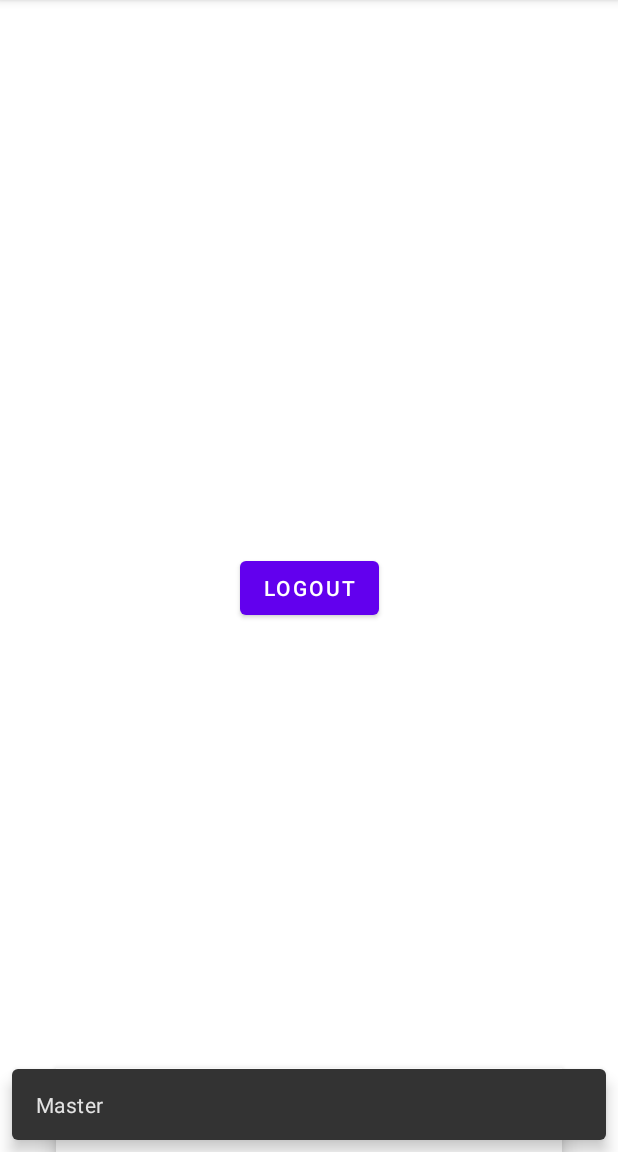
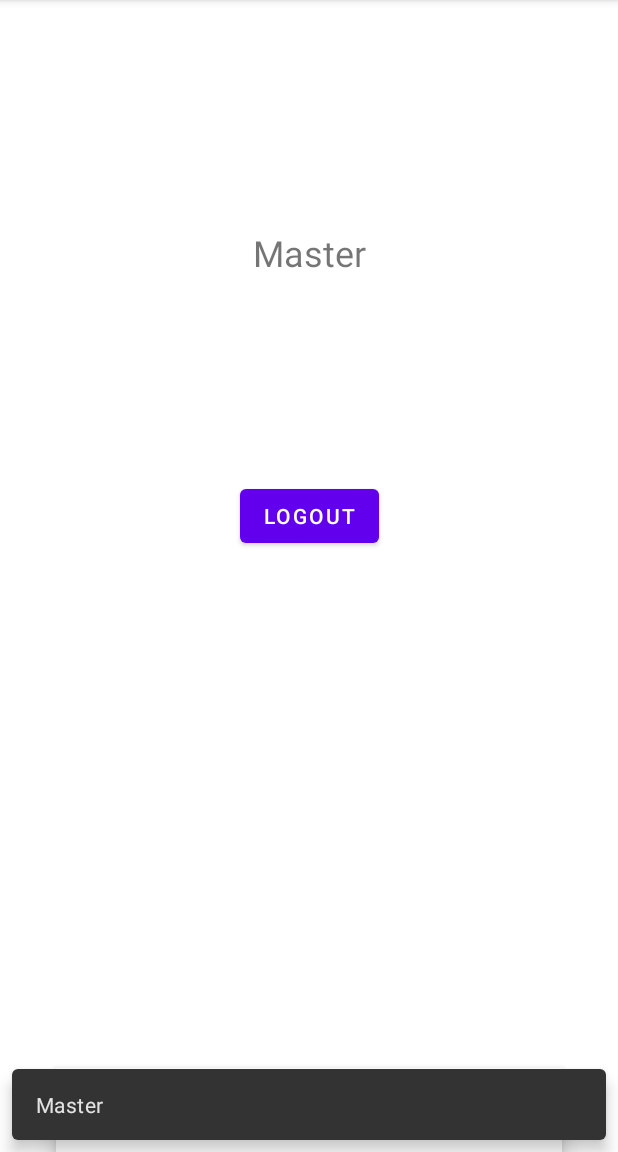
Before and after one commit to maeterriUTN/booklist, an Android app: the UserFragment screen opened through its navigation route, on a phone screen of 412 x 824 dp, the part 84-1236 px from its top. Run offline under Robolectric (Android 15) with nearby library versions, the light colour scheme and no system bars; our stand-ins replace Room's generated code, navigation-ui; 2 statements that could not run were skipped.

Commit message:
Falta Splash screen y arreglar vistas de pantallas

```diff
--- a/app/src/main/java/com/utn/booklist/fragments/LoginFragment.kt
+++ b/app/src/main/java/com/utn/booklist/fragments/LoginFragment.kt
@@ -38,8 +38,13 @@ class LoginFragment : Fragment() {
         textPass=v.findViewById(R.id.editTextPassword)
         btnLogin=v.findViewById(R.id.buttonLogin)
         btnNew=v.findViewById(R.id.buttonNew)
-        listOfuser.add(User(1,"marcelo","1234"))
-        listOfuser.add(User(2,"prueba","password"))
+       //listOfuser.add(User(1,"marcelo","1234"))
+        //listOfuser.add(User(2,"prueba","password"))
+        db = AppDatabase.getInstance(v.context)
+        usuariosDao = db?.usuariosDao()
+        usuariosDao?.insertUsuario(User(1,"marcelo","1234"))
+        usuariosDao?.insertUsuario(User(2,"mariela","4567"))
+        usuariosDao?.insertUsuario(User(3,"pedro","4567"))
 
 
         return v
@@ -47,12 +52,6 @@ class LoginFragment : Fragment() {
 
     override fun onStart() {
         super.onStart()
-        db = AppDatabase.getInstance(v.context)
-        usuariosDao = db?.usuariosDao()
-        usuariosDao?.insertUsuario(User(1,"marcelo","1234"))
-        usuariosDao?.insertUsuario(User(2,"mariela","4567"))
-        usuariosDao?.insertUsuario(User(3,"pedro","4567"))
-
 
         btnLogin.setOnClickListener {
             if (usuariosDao?.fetchUserByUser(textUser.text.toString())!=null)
--- a/app/src/main/java/com/utn/booklist/fragments/UserFragment.kt
+++ b/app/src/main/java/com/utn/booklist/fragments/UserFragment.kt
@@ -8,22 +8,33 @@ import android.view.View
 import android.view.ViewGroup
 import android.widget.Button
 import android.widget.ImageView
+import android.widget.TextView
 import com.bumptech.glide.Glide
 import com.utn.booklist.R
 import com.utn.booklist.activities.LoginActivity
+import com.utn.booklist.entities.AppDatabase
+import com.utn.booklist.entities.User
+import com.utn.booklist.entities.UsuariosDao
 
 class UserFragment : Fragment() {
 
     lateinit var v : View
 
     lateinit var btnLogout : Button
+    lateinit var txtUsuario : TextView
+    private var db: AppDatabase? = null
+    private var usuariosDao: UsuariosDao? = null
+    var usuarioactual : User = User(999,"Master","1234")
     override fun onCreateView(
         inflater: LayoutInflater, container: ViewGroup?,
         savedInstanceState: Bundle?
     ): View? {
         v= inflater.inflate(R.layout.fragment_user, container, false)
+        db = AppDatabase.getInstance(v.context)
+        usuariosDao = db?.usuariosDao()
 
         btnLogout=v.findViewById(R.id.buttonLogout)
+        txtUsuario=v.findViewById(R.id.textViewUsuario)
 
 
         return v
@@ -31,6 +42,8 @@ class UserFragment : Fragment() {
 
     override fun onStart() {
         super.onStart()
+        usuarioactual = usuariosDao?.fetchUserById(999)!!
+        txtUsuario.setText(usuarioactual.user.toString())
         btnLogout.setOnClickListener {
             var intent = Intent(context, LoginActivity::class.java)
             startActivity(intent)
--- a/app/src/main/res/layout/fragment_login.xml
+++ b/app/src/main/res/layout/fragment_login.xml
@@ -14,7 +14,6 @@
         android:layout_marginBottom="16dp"
         android:ems="10"
         android:inputType="textPersonName"
-        android:text="User"
         app:layout_constraintBottom_toTopOf="@+id/editTextPassword"
         app:layout_constraintEnd_toEndOf="@+id/textView4"
         app:layout_constraintHorizontal_bias="0.52"
--- a/app/src/main/res/layout/fragment_user.xml
+++ b/app/src/main/res/layout/fragment_user.xml
@@ -11,8 +11,19 @@
         android:id="@+id/buttonLogout"
         android:layout_width="wrap_content"
         android:layout_height="wrap_content"
+        android:layout_marginBottom="400dp"
         android:text="Logout"
         app:layout_constraintBottom_toBottomOf="parent"
+        app:layout_constraintEnd_toEndOf="@+id/textViewUsuario"
+        app:layout_constraintStart_toStartOf="@+id/textViewUsuario" />
+
+    <TextView
+        android:id="@+id/textViewUsuario"
+        android:layout_width="wrap_content"
+        android:layout_height="wrap_content"
+        android:text="Usuario"
+        android:textSize="24sp"
+        app:layout_constraintBottom_toTopOf="@+id/buttonLogout"
         app:layout_constraintEnd_toEndOf="parent"
         app:layout_constraintStart_toStartOf="parent"
         app:layout_constraintTop_toTopOf="parent" />
```
